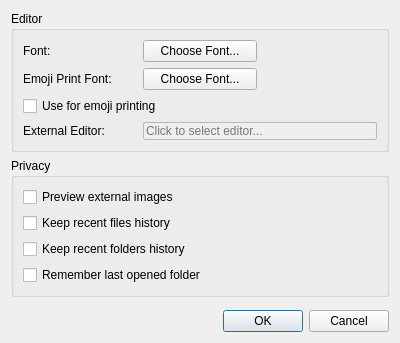
This is src/preferencesdialog.ui in BrainB0ne/plainmd as Qt 5 draws it before an edit. The edited form follows.
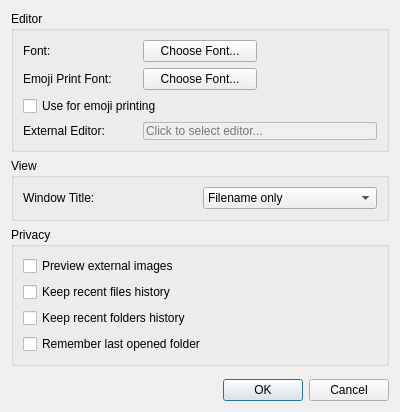
This is the edited form.

Commit message: Add window title format preference

Diff of the .ui file:
```diff
--- a/src/preferencesdialog.ui
+++ b/src/preferencesdialog.ui
@@ -95,6 +95,36 @@
      </layout>
     </widget>
    </item>
+    <item>
+     <widget class="QGroupBox" name="viewGroup">
+      <property name="title">
+       <string>View</string>
+      </property>
+      <layout class="QGridLayout" name="viewLayout">
+       <item row="0" column="0">
+        <widget class="QLabel" name="windowTitleLabel">
+         <property name="text">
+          <string>Window Title:</string>
+         </property>
+        </widget>
+       </item>
+       <item row="0" column="1">
+        <widget class="QComboBox" name="windowTitleCombo">
+         <item>
+          <property name="text">
+           <string>Filename only</string>
+          </property>
+         </item>
+         <item>
+          <property name="text">
+           <string>Full path</string>
+          </property>
+         </item>
+        </widget>
+       </item>
+      </layout>
+     </widget>
+    </item>
    <item>
     <widget class="QGroupBox" name="privacyGroup">
      <property name="title">
```
Lines whose indentation alone changed are shown as unchanged. The commit also changes 4 other files.
